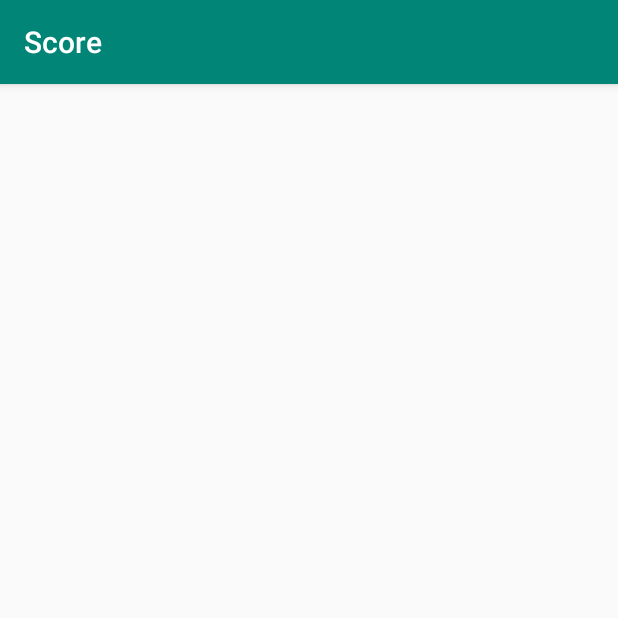
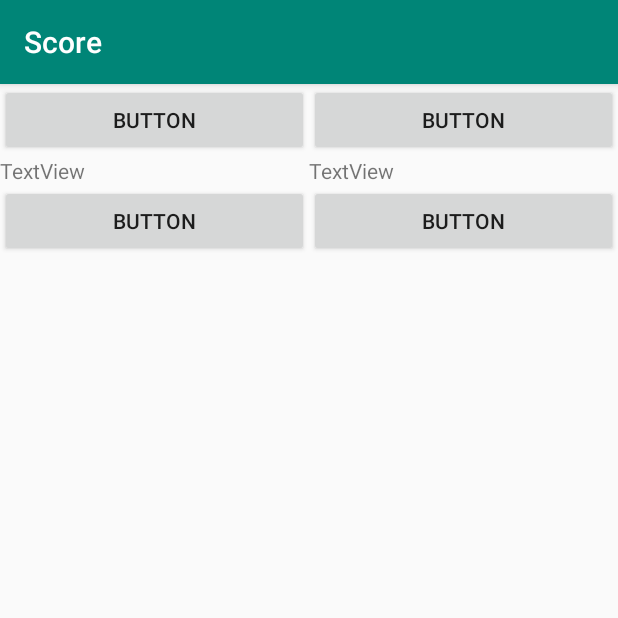
Before and after one commit to DitaAjiPratama/score, an Android app: the screen it shows after launch (MainActivity), on a phone screen of 412 x 824 dp, the top half of it. Run offline under Robolectric (Android 15) with nearby library versions, the phone set to English and light mode, and no system bars.

Commit message:
Add button and text

```diff
--- a/app/src/main/res/layout/activity_main.xml
+++ b/app/src/main/res/layout/activity_main.xml
@@ -19,13 +19,51 @@
             android:layout_width="match_parent"
             android:layout_height="match_parent"
             android:layout_weight="1"
-            android:orientation="vertical"></LinearLayout>
+            android:orientation="vertical">
+
+            <Button
+                android:id="@+id/button"
+                android:layout_width="match_parent"
+                android:layout_height="wrap_content"
+                android:text="Button" />
+
+            <TextView
+                android:id="@+id/textView"
+                android:layout_width="match_parent"
+                android:layout_height="wrap_content"
+                android:text="TextView" />
+
+            <Button
+                android:id="@+id/button2"
+                android:layout_width="match_parent"
+                android:layout_height="wrap_content"
+                android:text="Button" />
+        </LinearLayout>
 
         <LinearLayout
             android:layout_width="match_parent"
             android:layout_height="match_parent"
             android:layout_weight="1"
-            android:orientation="vertical"></LinearLayout>
+            android:orientation="vertical">
+
+            <Button
+                android:id="@+id/button4"
+                android:layout_width="match_parent"
+                android:layout_height="wrap_content"
+                android:text="Button" />
+
+            <TextView
+                android:id="@+id/textView2"
+                android:layout_width="match_parent"
+                android:layout_height="wrap_content"
+                android:text="TextView" />
+
+            <Button
+                android:id="@+id/button3"
+                android:layout_width="match_parent"
+                android:layout_height="wrap_content"
+                android:text="Button" />
+        </LinearLayout>
     </LinearLayout>
 
 </androidx.constraintlayout.widget.ConstraintLayout>
```
